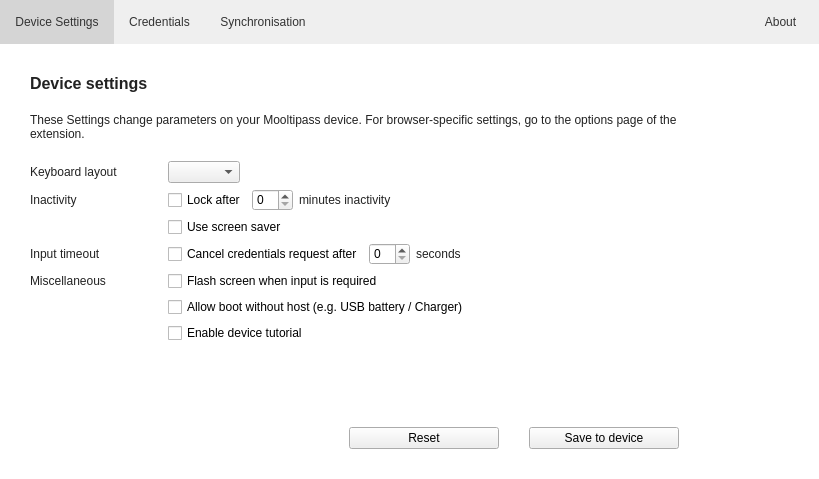
This is src/MainWindow.ui in mooltipass/moolticute as Qt 5 draws it before an edit. The edited form follows.
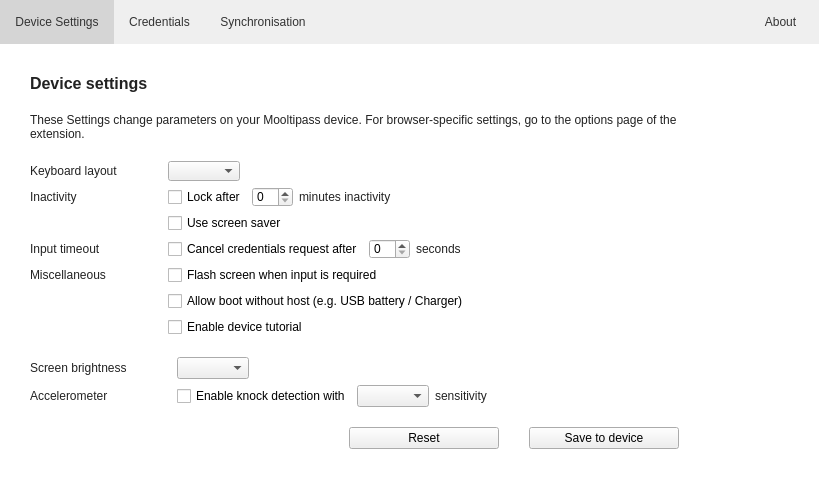
This is the edited form. The open tabs and pages were chosen to show the change. Icons and pictures are not drawn. Custom widgets are drawn as their Qt base class.

Commit message: Add support for MP mini

```diff
--- a/src/MainWindow.ui
+++ b/src/MainWindow.ui
@@ -461,6 +461,89 @@
           </item>
          </layout>
         </item>
+        <item>
+         <widget class="QWidget" name="widgetParamMini" native="true">
+          <layout class="QVBoxLayout" name="verticalLayout_11">
+           <property name="leftMargin">
+            <number>0</number>
+           </property>
+           <property name="topMargin">
+            <number>0</number>
+           </property>
+           <property name="rightMargin">
+            <number>0</number>
+           </property>
+           <property name="bottomMargin">
+            <number>0</number>
+           </property>
+           <item>
+            <layout class="QFormLayout" name="formLayout_2">
+             <property name="horizontalSpacing">
+              <number>50</number>
+             </property>
+             <item row="0" column="0">
+              <widget class="QLabel" name="label_27">
+               <property name="text">
+                <string>Screen brightness</string>
+               </property>
+              </widget>
+             </item>
+             <item row="0" column="1">
+              <widget class="QComboBox" name="comboBoxScreenBrightness">
+               <property name="sizePolicy">
+                <sizepolicy hsizetype="Maximum" vsizetype="Fixed">
+                 <horstretch>0</horstretch>
+                 <verstretch>0</verstretch>
+                </sizepolicy>
+               </property>
+              </widget>
+             </item>
+             <item row="1" column="0">
+              <widget class="QLabel" name="label_29">
+               <property name="text">
+                <string>Accelerometer</string>
+               </property>
+              </widget>
+             </item>
+             <item row="1" column="1">
+              <layout class="QHBoxLayout" name="horizontalLayout_14">
+               <item>
+                <widget class="QCheckBox" name="checkBoxKnock">
+                 <property name="text">
+                  <string>Enable knock detection with</string>
+                 </property>
+                </widget>
+               </item>
+               <item>
+                <widget class="QComboBox" name="comboBoxKnock"/>
+               </item>
+               <item>
+                <widget class="QLabel" name="label_30">
+                 <property name="text">
+                  <string>sensitivity</string>
+                 </property>
+                </widget>
+               </item>
+               <item>
+                <spacer name="horizontalSpacer_18">
+                 <property name="orientation">
+                  <enum>Qt::Horizontal</enum>
+                 </property>
+                 <property name="sizeHint" stdset="0">
+                  <size>
+                   <width>40</width>
+                   <height>20</height>
+                  </size>
+                 </property>
+                </spacer>
+               </item>
+              </layout>
+             </item>
+            </layout>
+           </item>
+          </layout>
+         </widget>
+        </item>
         <item>
          <spacer name="verticalSpacer_3">
           <property name="orientation">
```
Left out of the diff: 2 changed lines with no effect on the pictures. The commit also changes 9 other files.
